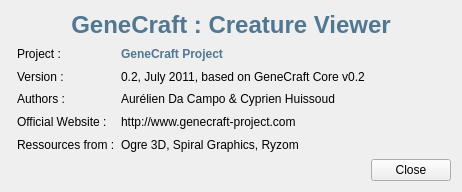
This is src/genelab/apps/genelab/creatureviewer/ui/creatureviewerabout.ui in GeneCraft/GeneCraft-Project as Qt 5 draws it before an edit. The edited form follows.
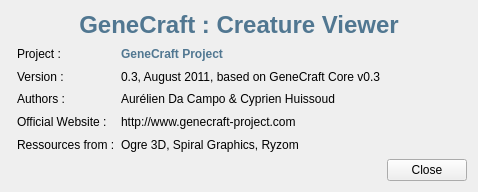
This is the edited form. Icons and pictures are not drawn.

The edit to the form file:
```diff
--- a/src/genelab/apps/genelab/creatureviewer/ui/creatureviewerabout.ui
+++ b/src/genelab/apps/genelab/creatureviewer/ui/creatureviewerabout.ui
@@ -71,7 +71,7 @@
    <item row="2" column="2">
     <widget class="QLabel" name="label_5">
      <property name="text">
-      <string>0.2, July 2011, based on GeneCraft Core v0.2</string>
+      <string>0.3, August 2011, based on GeneCraft Core v0.3</string>
      </property>
     </widget>
    </item>
```
